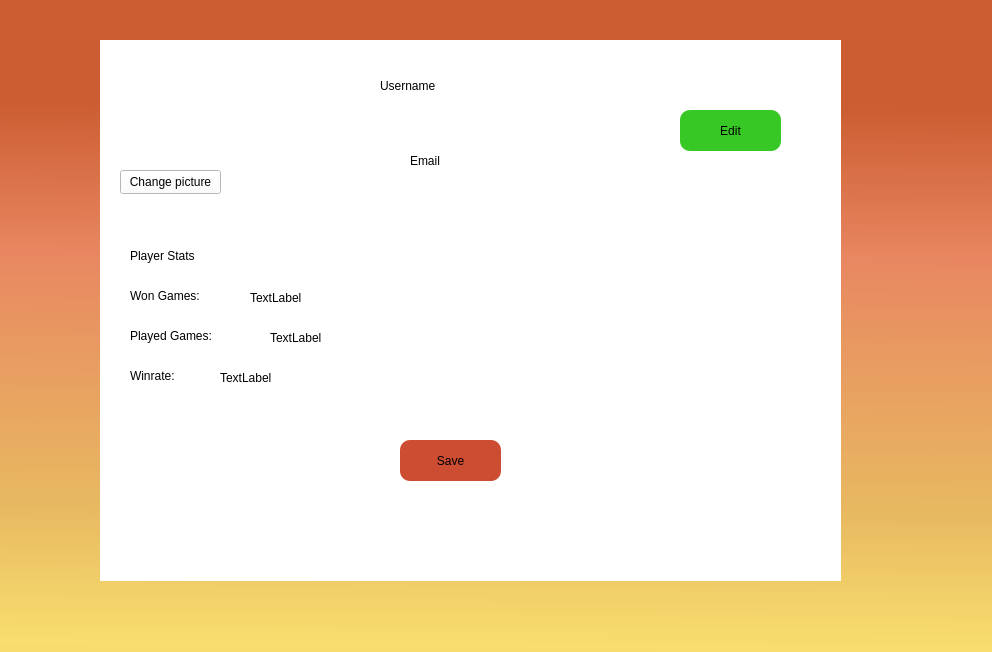
First picture: the form in TriviadorGame/TriviadorGame/GameWindow.ui, repository Mihnea11/Triviador, before the edit.
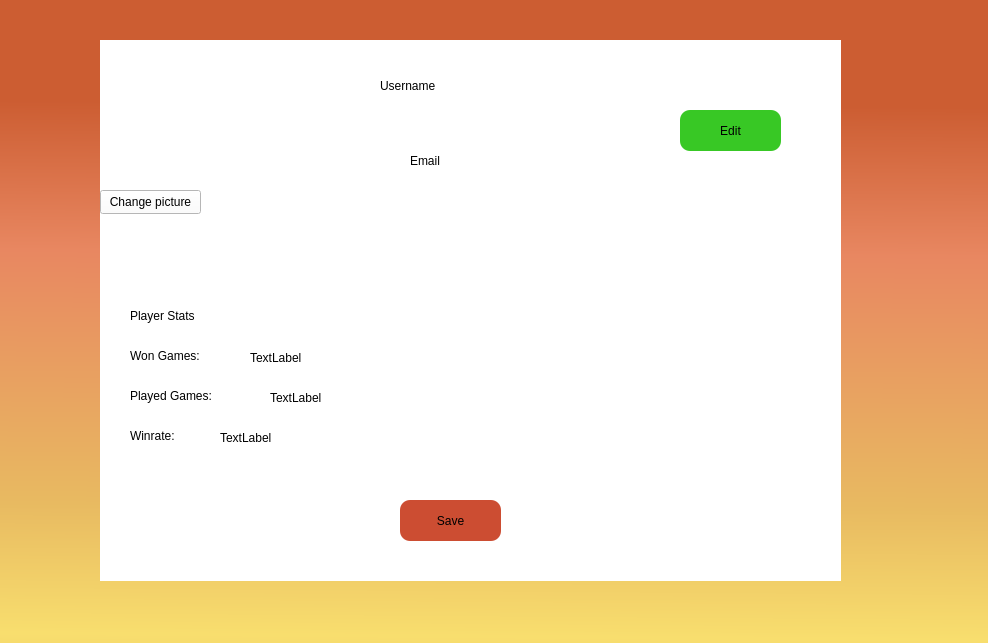
Second picture: the form after the edit. Icons and pictures are not drawn.

Diff of the .ui file:
```diff
--- a/TriviadorGame/TriviadorGame/GameWindow.ui
+++ b/TriviadorGame/TriviadorGame/GameWindow.ui
@@ -6,8 +6,8 @@
    <rect>
     <x>0</x>
     <y>0</y>
-    <width>992</width>
-    <height>652</height>
+    <width>988</width>
+    <height>643</height>
    </rect>
   </property>
   <property name="windowTitle">
@@ -217,7 +217,7 @@
     <property name="geometry">
      <rect>
       <x>30</x>
-      <y>190</y>
+      <y>250</y>
       <width>201</width>
       <height>51</height>
      </rect>
@@ -252,7 +252,7 @@
     <property name="geometry">
      <rect>
       <x>30</x>
-      <y>240</y>
+      <y>300</y>
       <width>131</width>
       <height>31</height>
      </rect>
@@ -268,7 +268,7 @@
     <property name="geometry">
      <rect>
       <x>30</x>
-      <y>280</y>
+      <y>340</y>
       <width>141</width>
       <height>31</height>
      </rect>
@@ -284,7 +284,7 @@
     <property name="geometry">
      <rect>
       <x>30</x>
-      <y>320</y>
+      <y>380</y>
       <width>141</width>
       <height>31</height>
      </rect>
@@ -300,7 +300,7 @@
     <property name="geometry">
      <rect>
       <x>150</x>
-      <y>250</y>
+      <y>310</y>
       <width>71</width>
       <height>16</height>
      </rect>
@@ -313,7 +313,7 @@
     <property name="geometry">
      <rect>
       <x>170</x>
-      <y>290</y>
+      <y>350</y>
       <width>71</width>
       <height>16</height>
      </rect>
@@ -326,7 +326,7 @@
     <property name="geometry">
      <rect>
       <x>120</x>
-      <y>330</y>
+      <y>390</y>
       <width>71</width>
       <height>16</height>
      </rect>
@@ -339,7 +339,7 @@
     <property name="geometry">
      <rect>
       <x>300</x>
-      <y>400</y>
+      <y>460</y>
       <width>101</width>
       <height>41</height>
      </rect>
@@ -357,8 +357,8 @@
    <widget class="QLabel" name="ProfilePictureLabel">
     <property name="geometry">
      <rect>
-      <x>0</x>
-      <y>0</y>
+      <x>20</x>
+      <y>20</y>
       <width>151</width>
       <height>121</height>
      </rect>
@@ -370,8 +370,8 @@
    <widget class="QPushButton" name="ChangeProfilePictureButton">
     <property name="geometry">
      <rect>
-      <x>20</x>
-      <y>130</y>
+      <x>0</x>
+      <y>150</y>
       <width>101</width>
       <height>24</height>
      </rect>
```
Left out of the diff: 10 changed lines with no effect on the pictures.
